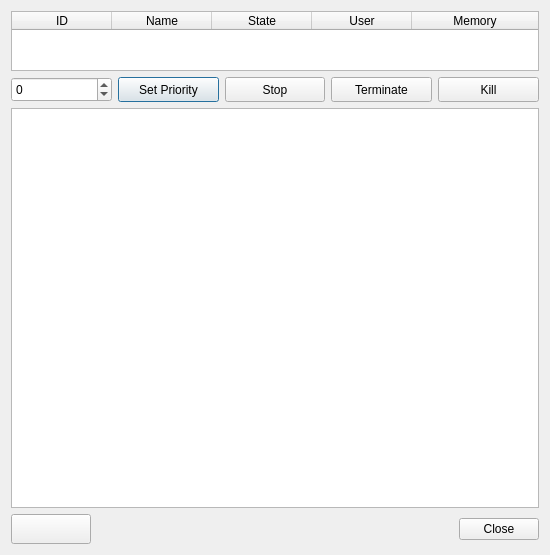
Before: the Qt Designer form visualiser.ui in dutchgold92/TaskStalker, drawn with Qt 5.
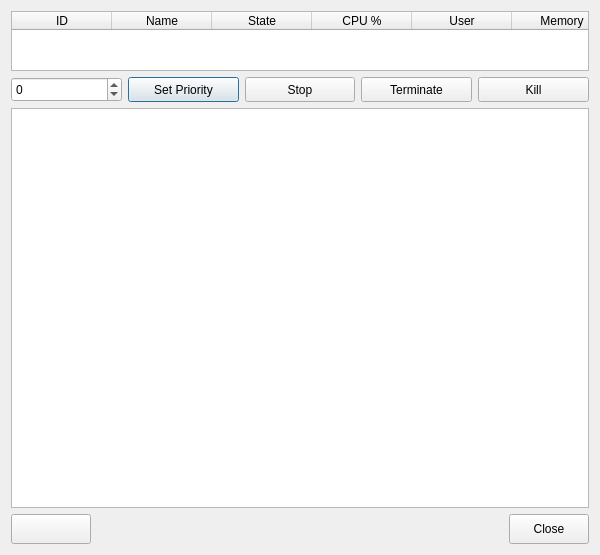
After: the same form once the commit is applied. Icons and pictures are not drawn.

Commit message: Process Viewer: Added CPU usage display & fixed close crash (i think).

The edit to the form file:
```diff
--- a/visualiser.ui
+++ b/visualiser.ui
@@ -9,7 +9,7 @@
    <rect>
     <x>0</x>
     <y>0</y>
-    <width>550</width>
+    <width>600</width>
     <height>555</height>
    </rect>
   </property>
@@ -21,7 +21,7 @@
   </property>
   <property name="minimumSize">
    <size>
-    <width>550</width>
+    <width>600</width>
     <height>555</height>
    </size>
   </property>
@@ -84,7 +84,7 @@
       <number>1</number>
      </property>
      <property name="columnCount">
-      <number>5</number>
+      <number>6</number>
      </property>
      <attribute name="horizontalHeaderMinimumSectionSize">
       <number>40</number>
@@ -120,6 +120,11 @@
        <string>Information regarding the current status of the process.</string>
       </property>
      </column>
+     <column>
+      <property name="text">
+       <string>CPU %</string>
+      </property>
+     </column>
      <column>
       <property name="text">
        <string>User</string>
@@ -290,27 +295,15 @@
       </spacer>
      </item>
      <item>
-      <widget class="QDialogButtonBox" name="buttonBox">
-       <property name="sizePolicy">
-        <sizepolicy hsizetype="Fixed" vsizetype="Fixed">
-         <horstretch>0</horstretch>
-         <verstretch>0</verstretch>
-        </sizepolicy>
-       </property>
+      <widget class="QPushButton" name="closeButton">
        <property name="minimumSize">
         <size>
          <width>80</width>
          <height>30</height>
         </size>
        </property>
-       <property name="orientation">
-        <enum>Qt::Horizontal</enum>
-       </property>
-       <property name="standardButtons">
-        <set>QDialogButtonBox::Close</set>
-       </property>
-       <property name="centerButtons">
-        <bool>true</bool>
+       <property name="text">
+        <string>Close</string>
        </property>
       </widget>
      </item>
```
Left out of the diff: 37 changed lines with no effect on the pictures. The commit also changes 15 other files.
